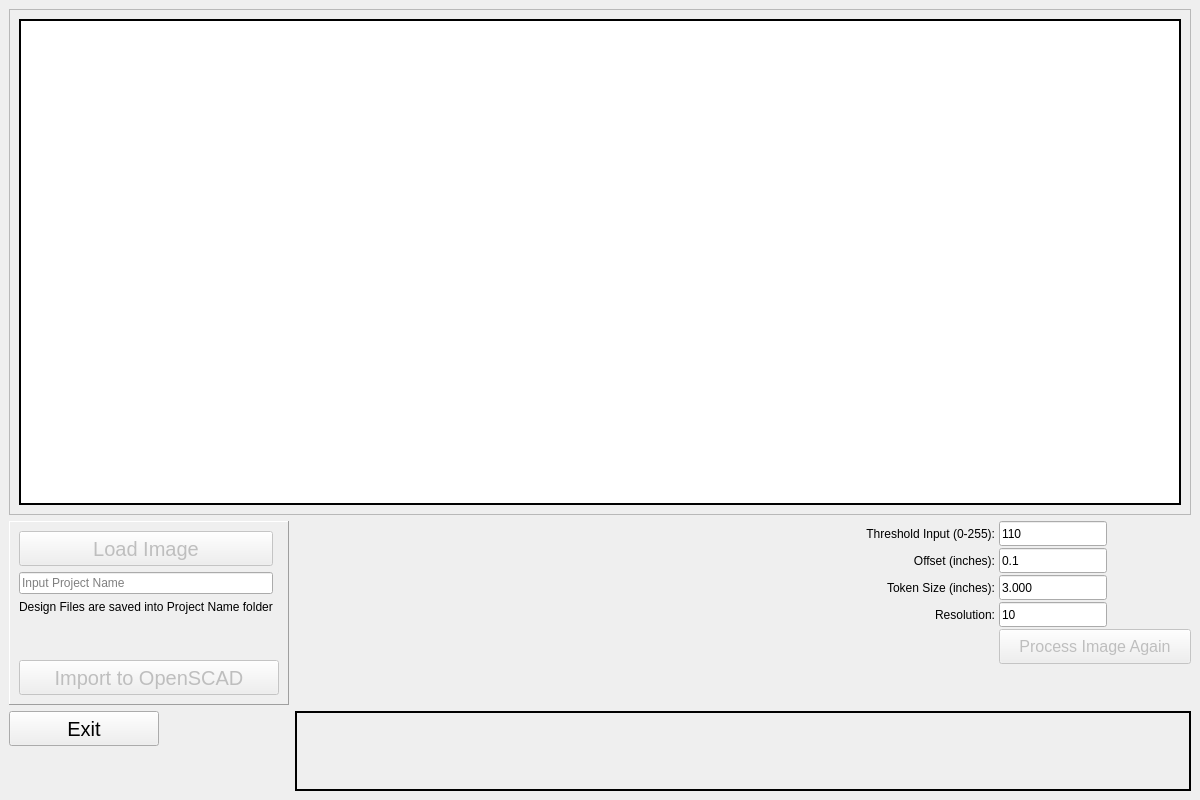
Above: src/ui.ui from tkubic/GridfinityShadowMaker before the change. Below: the same form after it.
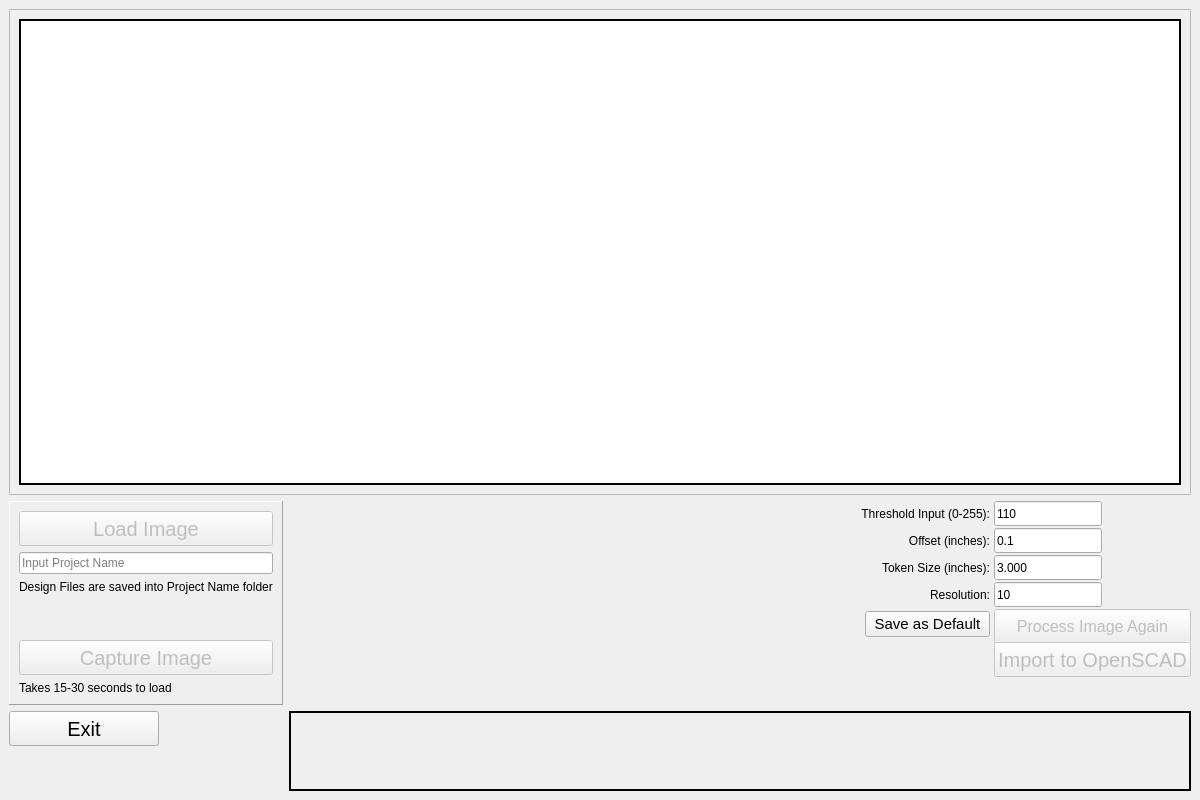
That is the form after the change.

Commit message: Added modules to edit image workflow

What changed in the file:
```diff
--- a/src/ui.ui
+++ b/src/ui.ui
@@ -85,48 +85,6 @@
        <enum>QFrame::Shadow::Raised</enum>
       </property>
       <layout class="QGridLayout" name="gridLayout_3">
-       <item row="5" column="0" colspan="2">
-        <widget class="QPushButton" name="import_button">
-         <property name="enabled">
-          <bool>false</bool>
-         </property>
-         <property name="minimumSize">
-          <size>
-           <width>0</width>
-           <height>35</height>
-          </size>
-         </property>
-         <property name="font">
-          <font>
-           <pointsize>15</pointsize>
-          </font>
-         </property>
-         <property name="text">
-          <string>Import to OpenSCAD</string>
-         </property>
-        </widget>
-       </item>
-       <item row="0" column="0">
-        <widget class="QPushButton" name="load_button">
-         <property name="enabled">
-          <bool>false</bool>
-         </property>
-         <property name="minimumSize">
-          <size>
-           <width>0</width>
-           <height>35</height>
-          </size>
-         </property>
-         <property name="font">
-          <font>
-           <pointsize>15</pointsize>
-          </font>
-         </property>
-         <property name="text">
-          <string>Load Image</string>
-         </property>
-        </widget>
-       </item>
        <item row="3" column="0">
         <spacer name="verticalSpacer_2">
          <property name="orientation">
@@ -160,18 +118,192 @@
          </property>
         </widget>
        </item>
+       <item row="0" column="0">
+        <widget class="QPushButton" name="load_button">
+         <property name="enabled">
+          <bool>false</bool>
+         </property>
+         <property name="minimumSize">
+          <size>
+           <width>0</width>
+           <height>35</height>
+          </size>
+         </property>
+         <property name="font">
+          <font>
+           <pointsize>15</pointsize>
+          </font>
+         </property>
+         <property name="text">
+          <string>Load Image</string>
+         </property>
+        </widget>
+       </item>
+       <item row="4" column="0">
+        <widget class="QPushButton" name="captureImage">
+         <property name="enabled">
+          <bool>false</bool>
+         </property>
+         <property name="minimumSize">
+          <size>
+           <width>0</width>
+           <height>35</height>
+          </size>
+         </property>
+         <property name="font">
+          <font>
+           <pointsize>15</pointsize>
+          </font>
+         </property>
+         <property name="text">
+          <string>Capture Image</string>
+         </property>
+        </widget>
+       </item>
+       <item row="5" column="0">
+        <widget class="QLabel" name="label_2">
+         <property name="text">
+          <string>Takes 15-30 seconds to load</string>
+         </property>
+        </widget>
+       </item>
       </layout>
      </widget>
     </item>
+    <item row="3" column="0">
+     <widget class="QPushButton" name="exit_button">
+      <property name="minimumSize">
+       <size>
+        <width>150</width>
+        <height>35</height>
+       </size>
+      </property>
+      <property name="font">
+       <font>
+        <pointsize>15</pointsize>
+       </font>
+      </property>
+      <property name="text">
+       <string>Exit</string>
+      </property>
+     </widget>
+    </item>
+    <item row="3" column="1">
+     <widget class="QLabel" name="console_text">
+      <property name="sizePolicy">
+       <sizepolicy hsizetype="Preferred" vsizetype="Minimum">
+        <horstretch>0</horstretch>
+        <verstretch>0</verstretch>
+       </sizepolicy>
+      </property>
+      <property name="minimumSize">
+       <size>
+        <width>0</width>
+        <height>80</height>
+       </size>
+      </property>
+      <property name="styleSheet">
+       <string notr="true">border: 2px solid black;</string>
+      </property>
+      <property name="wordWrap">
+       <bool>true</bool>
+      </property>
+     </widget>
+    </item>
     <item row="1" column="1">
-     <layout class="QGridLayout" name="gridLayout" rowstretch="0,0,0,0,0" rowminimumheight="0,0,0,0,0" columnminimumwidth="0,0,0">
+     <layout class="QGridLayout" name="gridLayout" rowstretch="0,0,0,0,0,0">
       <property name="horizontalSpacing">
        <number>4</number>
       </property>
       <property name="verticalSpacing">
        <number>2</number>
       </property>
-      <item row="0" column="1">
+      <item row="2" column="1">
+       <widget class="QLineEdit" name="token_entry">
+        <property name="sizePolicy">
+         <sizepolicy hsizetype="Fixed" vsizetype="Fixed">
+          <horstretch>0</horstretch>
+          <verstretch>0</verstretch>
+         </sizepolicy>
+        </property>
+        <property name="minimumSize">
+         <size>
+          <width>100</width>
+          <height>25</height>
+         </size>
+        </property>
+        <property name="text">
+         <string>3.000</string>
+        </property>
+       </widget>
+      </item>
+      <item row="1" column="1">
+       <widget class="QLineEdit" name="offset_entry">
+        <property name="sizePolicy">
+         <sizepolicy hsizetype="Fixed" vsizetype="Fixed">
+          <horstretch>0</horstretch>
+          <verstretch>0</verstretch>
+         </sizepolicy>
+        </property>
+        <property name="minimumSize">
+         <size>
+          <width>100</width>
+          <height>25</height>
+         </size>
+        </property>
+        <property name="text">
+         <string>0.1</string>
+        </property>
+       </widget>
+      </item>
+      <item row="3" column="1">
+       <widget class="QLineEdit" name="resolution_entry">
+        <property name="sizePolicy">
+         <sizepolicy hsizetype="Fixed" vsizetype="Fixed">
+          <horstretch>0</horstretch>
+          <verstretch>0</verstretch>
+         </sizepolicy>
+        </property>
+        <property name="minimumSize">
+         <size>
+          <width>100</width>
+          <height>25</height>
+         </size>
+        </property>
+        <property name="text">
+         <string>10</string>
+        </property>
+       </widget>
+      </item>
+      <item row="4" column="0">
+       <widget class="QPushButton" name="SaveDefault">
+        <property name="maximumSize">
+         <size>
+          <width>125</width>
+          <height>16777215</height>
+         </size>
+        </property>
+        <property name="font">
+         <font>
+          <pointsize>11</pointsize>
+          <bold>false</bold>
+         </font>
+        </property>
+        <property name="layoutDirection">
+         <enum>Qt::LayoutDirection::RightToLeft</enum>
+        </property>
+        <property name="autoFillBackground">
+         <bool>false</bool>
+        </property>
+        <property name="text">
+         <string>Save as Default</string>
+        </property>
+        <property name="autoRepeat">
+         <bool>false</bool>
+        </property>
+       </widget>
+      </item>
+      <item row="0" column="0">
        <widget class="QLabel" name="label_threshold">
         <property name="sizePolicy">
          <sizepolicy hsizetype="MinimumExpanding" vsizetype="Preferred">
@@ -193,26 +325,23 @@
         </property>
        </widget>
       </item>
-      <item row="1" column="2">
-       <widget class="QLineEdit" name="offset_entry">
+      <item row="1" column="0">
+       <widget class="QLabel" name="label_offset">
         <property name="sizePolicy">
-         <sizepolicy hsizetype="Fixed" vsizetype="Fixed">
+         <sizepolicy hsizetype="MinimumExpanding" vsizetype="Preferred">
           <horstretch>0</horstretch>
           <verstretch>0</verstretch>
          </sizepolicy>
         </property>
-        <property name="minimumSize">
-         <size>
-          <width>100</width>
-          <height>25</height>
-         </size>
-        </property>
         <property name="text">
-         <string>0.1</string>
+         <string>Offset (inches):</string>
+        </property>
+        <property name="alignment">
+         <set>Qt::AlignmentFlag::AlignRight|Qt::AlignmentFlag::AlignTrailing|Qt::AlignmentFlag::AlignVCenter</set>
         </property>
        </widget>
       </item>
-      <item row="4" column="2">
+      <item row="4" column="1">
        <widget class="QPushButton" name="process_button">
         <property name="enabled">
          <bool>false</bool>
@@ -251,93 +380,7 @@
         </property>
        </widget>
       </item>
-      <item row="1" column="1">
-       <widget class="QLabel" name="label_offset">
-        <property name="sizePolicy">
-         <sizepolicy hsizetype="MinimumExpanding" vsizetype="Preferred">
-          <horstretch>0</horstretch>
-          <verstretch>0</verstretch>
-         </sizepolicy>
-        </property>
-        <property name="text">
-         <string>Offset (inches):</string>
-        </property>
-        <property name="alignment">
-         <set>Qt::AlignmentFlag::AlignRight|Qt::AlignmentFlag::AlignTrailing|Qt::AlignmentFlag::AlignVCenter</set>
-        </property>
-       </widget>
-      </item>
-      <item row="3" column="1">
-       <widget class="QLabel" name="label_resolution">
-        <property name="sizePolicy">
-         <sizepolicy hsizetype="MinimumExpanding" vsizetype="Preferred">
-          <horstretch>0</horstretch>
-          <verstretch>0</verstretch>
-         </sizepolicy>
-        </property>
-        <property name="text">
-         <string>Resolution:</string>
-        </property>
-        <property name="alignment">
-         <set>Qt::AlignmentFlag::AlignRight|Qt::AlignmentFlag::AlignTrailing|Qt::AlignmentFlag::AlignVCenter</set>
-        </property>
-       </widget>
-      </item>
-      <item row="2" column="2">
-       <widget class="QLineEdit" name="token_entry">
-        <property name="sizePolicy">
-         <sizepolicy hsizetype="Fixed" vsizetype="Fixed">
-          <horstretch>0</horstretch>
-          <verstretch>0</verstretch>
-         </sizepolicy>
-        </property>
-        <property name="minimumSize">
-         <size>
-          <width>100</width>
-          <height>25</height>
-         </size>
-        </property>
-        <property name="text">
-         <string>3.000</string>
-        </property>
-       </widget>
-      </item>
-      <item row="2" column="1">
-       <widget class="QLabel" name="label_token">
-        <property name="sizePolicy">
-         <sizepolicy hsizetype="MinimumExpanding" vsizetype="Preferred">
-          <horstretch>0</horstretch>
-          <verstretch>0</verstretch>
-         </sizepolicy>
-        </property>
-        <property name="text">
-         <string>Token Size (inches):</string>
-        </property>
-        <property name="alignment">
-         <set>Qt::AlignmentFlag::AlignRight|Qt::AlignmentFlag::AlignTrailing|Qt::AlignmentFlag::AlignVCenter</set>
-        </property>
-       </widget>
-      </item>
-      <item row="3" column="2">
-       <widget class="QLineEdit" name="resolution_entry">
-        <property name="sizePolicy">
-         <sizepolicy hsizetype="Fixed" vsizetype="Fixed">
-          <horstretch>0</horstretch>
-          <verstretch>0</verstretch>
-         </sizepolicy>
-        </property>
-        <property name="minimumSize">
-         <size>
-          <width>100</width>
-          <height>25</height>
-         </size>
-        </property>
-        <property name="text">
-         <string>10</string>
-        </property>
-       </widget>
-      </item>
-      <item row="0" column="2">
+      <item row="0" column="1">
        <widget class="QLineEdit" name="threshold_entry">
         <property name="sizePolicy">
          <sizepolicy hsizetype="Fixed" vsizetype="Fixed">
@@ -356,13 +399,46 @@
         </property>
        </widget>
       </item>
-     </layout>
+      <item row="2" column="0">
+       <widget class="QLabel" name="label_token">
+        <property name="sizePolicy">
+         <sizepolicy hsizetype="MinimumExpanding" vsizetype="Preferred">
+          <horstretch>0</horstretch>
+          <verstretch>0</verstretch>
+         </sizepolicy>
+        </property>
+        <property name="text">
+         <string>Token Size (inches):</string>
+        </property>
+        <property name="alignment">
+         <set>Qt::AlignmentFlag::AlignRight|Qt::AlignmentFlag::AlignTrailing|Qt::AlignmentFlag::AlignVCenter</set>
+        </property>
+       </widget>
     </item>
     <item row="3" column="0">
-     <widget class="QPushButton" name="exit_button">
+       <widget class="QLabel" name="label_resolution">
+        <property name="sizePolicy">
+         <sizepolicy hsizetype="MinimumExpanding" vsizetype="Preferred">
+          <horstretch>0</horstretch>
+          <verstretch>0</verstretch>
+         </sizepolicy>
+        </property>
+        <property name="text">
+         <string>Resolution:</string>
+        </property>
+        <property name="alignment">
+         <set>Qt::AlignmentFlag::AlignRight|Qt::AlignmentFlag::AlignTrailing|Qt::AlignmentFlag::AlignVCenter</set>
+        </property>
+       </widget>
+      </item>
+      <item row="5" column="1">
+       <widget class="QPushButton" name="import_button">
+        <property name="enabled">
+         <bool>false</bool>
+        </property>
       <property name="minimumSize">
        <size>
-        <width>150</width>
+          <width>0</width>
         <height>35</height>
        </size>
       </property>
@@ -372,31 +448,11 @@
        </font>
       </property>
       <property name="text">
-       <string>Exit</string>
+         <string>Import to OpenSCAD</string>
       </property>
      </widget>
     </item>
-    <item row="3" column="1">
-     <widget class="QLabel" name="console_text">
-      <property name="sizePolicy">
-       <sizepolicy hsizetype="Preferred" vsizetype="Minimum">
-        <horstretch>0</horstretch>
-        <verstretch>0</verstretch>
-       </sizepolicy>
-      </property>
-      <property name="minimumSize">
-       <size>
-        <width>0</width>
-        <height>80</height>
-       </size>
-      </property>
-      <property name="styleSheet">
-       <string notr="true">border: 2px solid black;</string>
-      </property>
-      <property name="wordWrap">
-       <bool>true</bool>
-      </property>
-     </widget>
+     </layout>
     </item>
    </layout>
   </widget>
```
Left out of the diff: 1 changed line with no effect on the pictures. Lines whose indentation alone changed are shown as unchanged. The commit also changes 12 other files.
